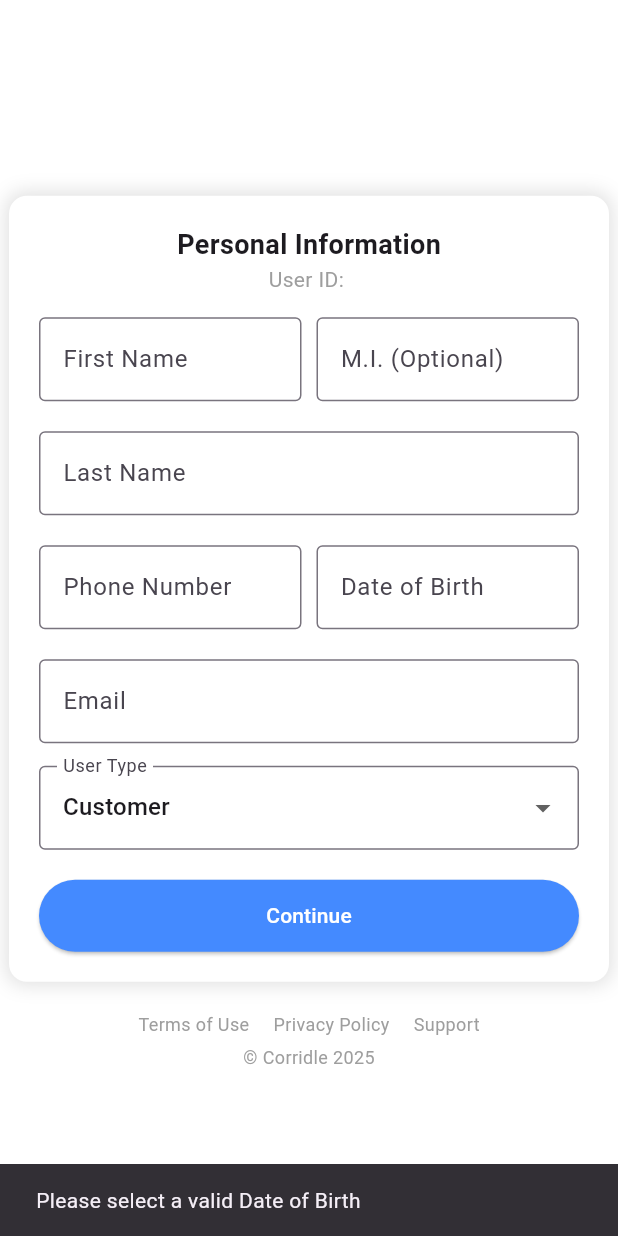
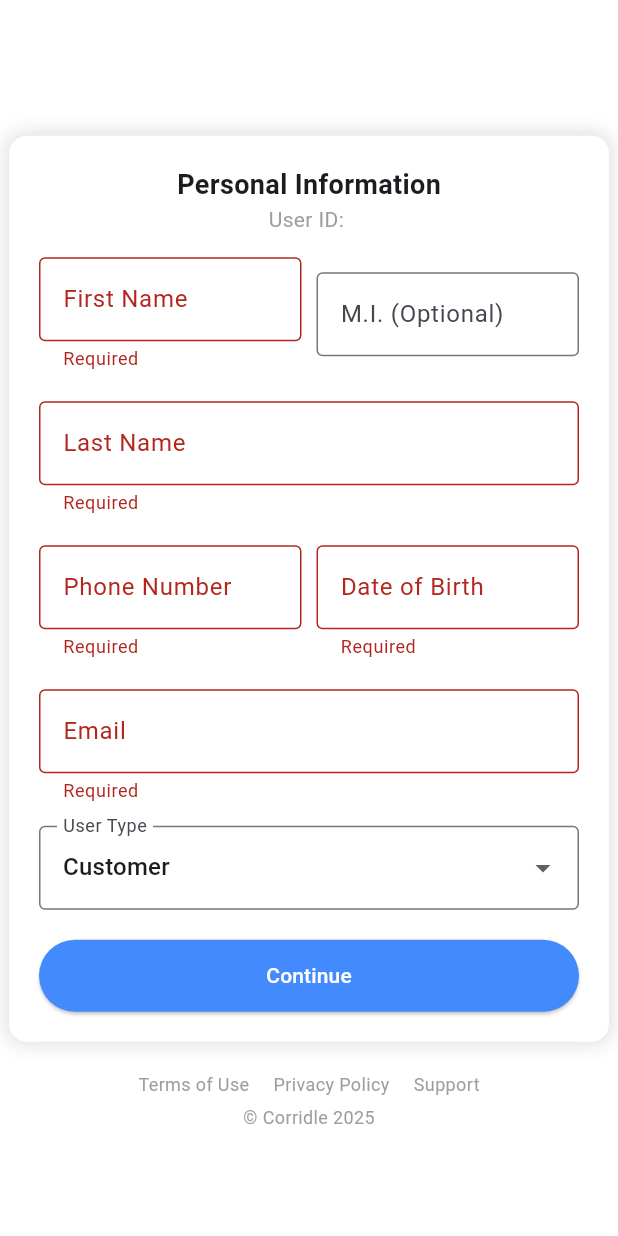
Before and after one commit to psuuc-jbgarcia/corridle-frontend, a Flutter app: the InformationScreen screen opened directly with empty values, after a tap on "Continue", on a phone screen of 412 x 824 dp. Run offline on Flutter 3.47's test engine with Material 3 defaults, Android fonts, the phone set to English and light mode, and no system bars; our stand-ins replace google_fonts, image_picker.

Commit message:
"zzzzzz"

```diff
--- a/lib/screens/shopdashboard.dart
+++ b/lib/Store_Dashboard/shopdashboard.dart
@@ -9,11 +9,11 @@ class ShopScreen extends StatelessWidget {
       onWillPop: () async => false, // Disable back button
       child: Scaffold(
         appBar: AppBar(
-          title: const Text('admin test'),
+          title: const Text('store test'),
           automaticallyImplyLeading: false, // Remove back arrow from AppBar
         ),
         body: const Center(
-          child: Text('Welcome to the admin Dashboard!'),
+          child: Text('Welcome to the store Dashboard!'),
         ),
       ),
     );
--- a/lib/authentication/information.dart
+++ b/lib/authentication/information.dart
@@ -1,7 +1,8 @@
 import 'dart:convert';
+import 'package:corridle/Authentication/login.dart';
+import 'package:corridle/Store_Dashboard/storeregistrationscreen.dart';
 import 'package:corridle/User_Dashboard/user_dasboard.dart';
 import 'package:corridle/const_file/const.dart';
-import 'package:corridle/screens/shopdashboard.dart';
 import 'package:flutter/material.dart';
 import 'package:http/http.dart' as http;
 
@@ -20,6 +21,8 @@ class InformationScreen extends StatefulWidget {
 }
 
 class _InformationScreenState extends State<InformationScreen> {
+  final _formKey = GlobalKey<FormState>();
+
   final TextEditingController _firstNameController = TextEditingController();
   final TextEditingController _middleNameController = TextEditingController();
   final TextEditingController _lastNameController = TextEditingController();
@@ -36,15 +39,10 @@ class _InformationScreenState extends State<InformationScreen> {
   }
 
   Future<void> _submitInformation() async {
+    if (!_formKey.currentState!.validate()) return;
+
     final userUid = widget.userUid ?? '000000';
     final url = Uri.parse(save_info);
-
-    if (_dobController.text.isEmpty) {
-      ScaffoldMessenger.of(context).showSnackBar(
-        const SnackBar(content: Text('Please select a valid Date of Birth')),
-      );
-      return;
-    }
 
     Map<String, dynamic> userData = {
       'user_uid': userUid,
@@ -52,9 +50,9 @@ class _InformationScreenState extends State<InformationScreen> {
       'middleName': _middleNameController.text.trim(),
       'lastName': _lastNameController.text.trim(),
       'phoneNumber': _phoneNumberController.text.trim(),
-      'dateOfBirth': _dobController.text.trim(), // Format: YYYY-MM-DD
+      'dateOfBirth': _dobController.text.trim(),
       'email': _emailController.text.trim(),
-      'userType': _userType, // For user table update
+      'userType': _userType,
     };
 
     try {
@@ -64,35 +62,59 @@ class _InformationScreenState extends State<InformationScreen> {
         body: jsonEncode(userData),
       );
 
+      print('RAW RESPONSE BODY: ${response.body}');
+
+      if (response.statusCode == 200) {
         final data = jsonDecode(response.body);
-      print('RESPONSE: $data');
+        print('DECODED JSON: $data');
 
-      if (response.statusCode == 200 && data['success'] == true) {
+        if (data['success'] == true) {
           ScaffoldMessenger.of(context).showSnackBar(
-          SnackBar(content: Text(data['message'] ?? 'Information saved.')),
+            const SnackBar(content: Text('Information saved.')),
           );
 
           if (_userType == 'Customer') {
             Navigator.pushReplacement(
               context,
-            MaterialPageRoute(builder: (context) => const UserDashboardScreen()),
+              MaterialPageRoute(builder: (context) => LoginScreen()),
             );
           } else {
             Navigator.pushReplacement(
               context,
-            MaterialPageRoute(builder: (context) => ShopScreen(userUid: userUid)),
+              MaterialPageRoute(
+                builder: (context) => StoreRegistrationScreen(
+                  userUid: userUid,
+                  email: _emailController.text.trim(),
+                  phone_number: _phoneNumberController.text.trim(),
+                ),
+              ),
             );
           }
         } else {
-        ScaffoldMessenger.of(context).showSnackBar(
-          SnackBar(content: Text('Error: ${data['message']}')),
-        );
+          _showCenterAlert(context, 'Server Error: ${data['message']}');
+        }
+      } else {
+        _showCenterAlert(context, 'HTTP Error: ${response.statusCode}');
       }
     } catch (e) {
-      ScaffoldMessenger.of(context).showSnackBar(
-        SnackBar(content: Text('Failed to save information: $e')),
+      _showCenterAlert(context, 'Failed to send request: $e');
+    }
+  }
+
+  void _showCenterAlert(BuildContext context, String message) {
+    showDialog(
+      context: context,
+      builder: (_) => AlertDialog(
+        alignment: Alignment.center,
+        content: Text(message),
+        actions: [
+          TextButton(
+            onPressed: () => Navigator.pop(context),
+            child: const Text("OK"),
+          ),
+        ],
+      ),
     );
-    }
   }
 
   @override
@@ -121,6 +143,8 @@ class _InformationScreenState extends State<InformationScreen> {
                     ),
                   ],
                 ),
+                child: Form(
+                  key: _formKey,
                   child: Column(
                     children: [
                       const Text(
@@ -136,7 +160,7 @@ class _InformationScreenState extends State<InformationScreen> {
                         children: [
                           Expanded(child: _buildTextField('First Name', _firstNameController)),
                           const SizedBox(width: 10),
-                        Expanded(child: _buildTextField('M.I. (Optional)', _middleNameController)),
+                          Expanded(child: _buildTextField('M.I. (Optional)', _middleNameController, required: false)),
                         ],
                       ),
                       const SizedBox(height: 10),
@@ -181,6 +205,7 @@ class _InformationScreenState extends State<InformationScreen> {
                     ],
                   ),
                 ),
+              ),
               const SizedBox(height: 20),
               const Text("Terms of Use     Privacy Policy     Support",
                   style: TextStyle(color: Colors.grey, fontSize: 12)),
@@ -193,7 +218,8 @@ class _InformationScreenState extends State<InformationScreen> {
     );
   }
 
-  Widget _buildTextField(String label, TextEditingController controller, {bool readOnly = false}) {
+  Widget _buildTextField(String label, TextEditingController controller,
+      {bool readOnly = false, bool required = true}) {
     return Padding(
       padding: const EdgeInsets.symmetric(vertical: 5),
       child: TextFormField(
@@ -203,6 +229,14 @@ class _InformationScreenState extends State<InformationScreen> {
           labelText: label,
           border: const OutlineInputBorder(),
         ),
+        validator: required
+            ? (value) {
+                if (value == null || value.trim().isEmpty) {
+                  return 'Required';
+                }
+                return null;
+              }
+            : null,
       ),
     );
   }
@@ -211,10 +245,16 @@ class _InformationScreenState extends State<InformationScreen> {
     return TextFormField(
       controller: controller,
       readOnly: true,
-      decoration: InputDecoration(
-        labelText: label,
-        border: const OutlineInputBorder(),
+      decoration: const InputDecoration(
+        labelText: 'Date of Birth',
+        border: OutlineInputBorder(),
       ),
+      validator: (value) {
+        if (value == null || value.trim().isEmpty) {
+          return 'Required';
+        }
+        return null;
+      },
       onTap: () async {
         final pickedDate = await showDatePicker(
           context: context,
--- a/lib/const_file/const.dart
+++ b/lib/const_file/const.dart
@@ -1,3 +1,4 @@
 const register_url='http://192.168.100.177/backend/authentication/register.php';
 const login_url='http://192.168.100.177/backend/authentication/login.php';
 const save_info='http://192.168.100.177/backend/authentication/save_user_info.php';
+const register_store='http://192.168.100.177/backend/authentication/register_store.php';
--- a/lib/main.dart
+++ b/lib/main.dart
@@ -1,5 +1,5 @@
 import 'package:corridle/User_Dashboard/user_dasboard.dart';
-import 'package:corridle/screens/shopdashboard.dart';
+import 'package:corridle/Store_Dashboard/shopdashboard.dart';
 import 'package:flutter/material.dart';
 import 'package:http/http.dart' as http;
 import 'dart:convert';
--- a/pubspec.yaml
+++ b/pubspec.yaml
@@ -10,7 +10,7 @@ dependencies:
   flutter:
     sdk: flutter
 
-  http: ^0.13.5
+  http: ^0.13.6
   firebase_core: ^3.8.0
   firebase_auth: ^5.3.3
   cloud_firestore: ^5.5.0
@@ -23,13 +23,14 @@ dependencies:
   googleapis: ^3.0.0
   fl_chart: ^0.64.0
   googleapis_auth: ^1.4.1
-  image_picker: ^0.8.7+4
+  image_picker: ^1.1.2
   google_fonts: ^4.0.4
   animate_do: ^3.0.2 # Add animation package
   carousel_slider: ^4.2.1
   firebase_database: ^11.3.0
   permission_handler: ^11.0.1
   shimmer: ^2.0.0
+  path: ^1.9.1
 
 
 
```
Also changed, not shown: lib/Store_Dashboard/storeregistrationscreen.dart (renamed from lib/storeregistrationscreen.dart, +81 -19 lines), lib/authentication/sign_up.dart (+1 -7 lines), pubspec.lock. Lines whose indentation alone changed are shown as unchanged.
